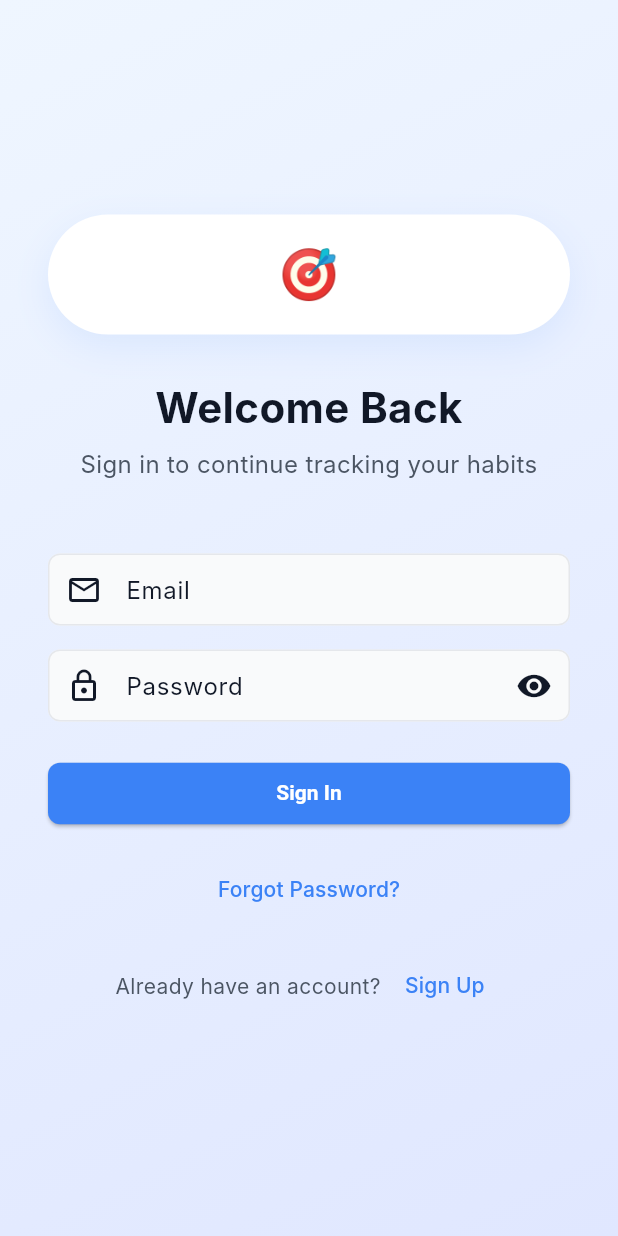
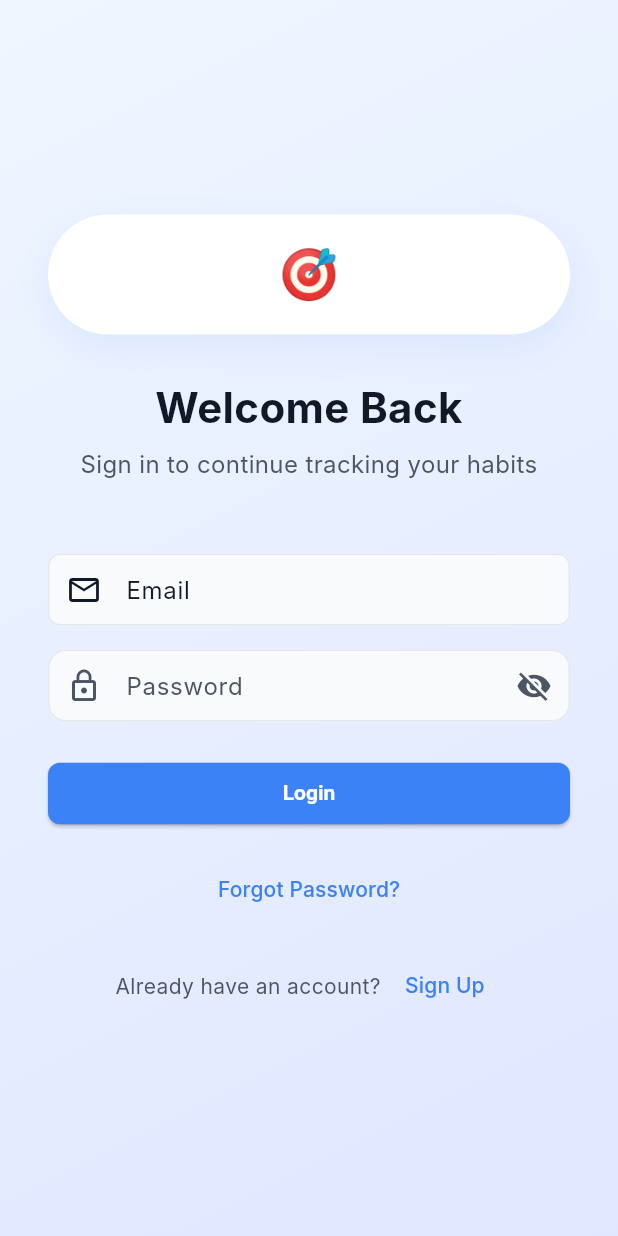
Before and after one commit to mahmoudassasa/Routina, a Flutter app: the screen it shows after launch, after a tap on "Skip", on a phone screen of 412 x 824 dp. Run offline on Flutter 3.47's test engine with Material 3 defaults, Android fonts, the phone set to English and light mode, and no system bars; our stand-ins replace cloud_firestore, firebase_auth, firebase_core, flutter_bloc, flutter_screenutil; accounts and stored records are empty; network calls fail; Roboto replaces fonts that are missing (Inter).

Commit message:
- Added  Firebase to Login page. - Improving login screen

```diff
--- a/lib/core/routing/app_router.dart
+++ b/lib/core/routing/app_router.dart
@@ -1,6 +1,6 @@
 import 'package:flutter/material.dart';
 import 'package:flutter_bloc/flutter_bloc.dart';
-import 'package:routina/core/widgets/bottom_navigation_bar_main_layout.dart';
+import 'package:routina/core/widgets/main_navigation_bar.dart';
 import 'package:routina/features/analyze_screen/ui/analyze_screen.dart';
 import 'package:routina/features/forgot_password/ui/forgot_password.dart';
 import 'package:routina/features/habit_tracker_screen/ui/habit_tracker_screen.dart';
@@ -26,13 +26,6 @@ class AppRouter {
             child: const LoginScreen(),
           ),
         );
-      // case Routes.homeScreen:
-      //   return MaterialPageRoute(
-      //     builder: (_) => BlocProvider(
-      //       create: (context) => HomeCubit()..loadHabits(),
-      //       child: const HomeScreen(),
-      //     ),
-      //   );
       case Routes.registerScreen:
         return MaterialPageRoute(
           builder: (_) => BlocProvider(
@@ -48,11 +41,11 @@ class AppRouter {
         return MaterialPageRoute(builder: (__) => const HabitTrackerScreen());
       case Routes.analyzeScreen:
         return MaterialPageRoute(builder: (__) => const AnalyzeScreen());
-      case Routes.mainLayout:
+      case Routes.mainNavigationBar:
         return MaterialPageRoute(
           builder: (_) => BlocProvider(
             create: (context) => HomeCubit()..loadHabits(),
-            child: const BottomNavigationBarMainLayout(),
+            child: const MainNavigationBar(),
           ),
         );
 
--- a/lib/core/routing/routes.dart
+++ b/lib/core/routing/routes.dart
@@ -6,7 +6,7 @@ class Routes {
   static const String habitTrackerScreen = '/habitTrackerScreen';
   static const String analyzeScreen = '/analyzeScreen';
   static const String profileScreen = '/profileScreen';
-  static const String mainNavigationScreen = '/mainNavigationScreen';
+  // static const String mainNavigationBar = '/mainNavigationBar';
   static const String forgetPasswordScreen = '/forgetPasswordScreen';
-   static const mainLayout = '/mainLayout';
+  static const String mainNavigationBar = '/mainNavigationBar';
 }
--- a/lib/features/login_screen/ui/widgets/login_button.dart
+++ b/lib/features/login_screen/ui/widgets/login_button.dart
@@ -27,11 +27,19 @@ class _LoginButtonState extends State<LoginButton> {
           onPressed: state.status == LoginStatus.loading
               ? null
               : () {
-                  context.read<LoginCubit>().login(
-                    widget._emailController.text,
-                    widget._passwordController.text,
-                  );
+                  final email = widget._emailController.text.trim();
+                  final password = widget._passwordController.text.trim();
+
+                  if (email.isEmpty || password.isEmpty) {
+                    ScaffoldMessenger.of(context).showSnackBar(
+                      SnackBar(content: Text('Please enter email & password')),
+                    );
+                    return;
+                  }
+
+                  context.read<LoginCubit>().login(email, password);
                 },
+
           child: state.status == LoginStatus.loading
               ? const SizedBox(
                   width: 20,
@@ -43,7 +51,7 @@ class _LoginButtonState extends State<LoginButton> {
                     ),
                   ),
                 )
-              : const Text('Sign In'),
+              : const Text('Login'),
         );
       },
     );
--- a/lib/features/login_screen/ui/widgets/login_screen_password_field.dart
+++ b/lib/features/login_screen/ui/widgets/login_screen_password_field.dart
@@ -1,42 +1,66 @@
 import 'package:flutter/material.dart';
+import 'package:routina/core/theaming/app_colors.dart';
 
 class LoginScreenPasswordField extends StatefulWidget {
   const LoginScreenPasswordField({
     super.key,
     required TextEditingController passwordController,
-    required bool isPasswordVisible,
-    required VoidCallback togglePasswordVisibility,
   }) : _passwordController = passwordController;
 
   final TextEditingController _passwordController;
-
 
   @override
   State<LoginScreenPasswordField> createState() => _LoginScreenPasswordFieldState();
 }
 
 class _LoginScreenPasswordFieldState extends State<LoginScreenPasswordField> {
-  bool _isPasswordVisible = false; // add this line
+  bool _isPasswordVisible = false;
 
   @override
   Widget build(BuildContext context) {
     return TextFormField(
       controller: widget._passwordController,
       obscureText: !_isPasswordVisible,
+      style: const TextStyle(color: AppColors.textPrimary),
       decoration: InputDecoration(
         labelText: 'Password',
-        prefixIcon: const Icon(Icons.lock_outline),
+        labelStyle: const TextStyle(color: AppColors.textSecondary),
+
+        prefixIcon: const Icon(Icons.lock_outline, color: AppColors.textSecondary),
+
         suffixIcon: IconButton(
           icon: Icon(
-            _isPasswordVisible ? Icons.visibility_off : Icons.visibility,
+            _isPasswordVisible ? Icons.visibility : Icons.visibility_off,
+            color: AppColors.textSecondary,
           ),
-          onPressed: () {
-            setState(() {
-              _isPasswordVisible = !_isPasswordVisible; // update the state
-            });
-          },
+          onPressed: () => setState(() => _isPasswordVisible = !_isPasswordVisible),
+        ),
+
+        // Borders
+        enabledBorder: OutlineInputBorder(
+          borderSide: const BorderSide(color: AppColors.border),
+          borderRadius: BorderRadius.circular(12),
+        ),
+        focusedBorder: OutlineInputBorder(
+          borderSide: const BorderSide(color: AppColors.primary, width: 1.8),
+          borderRadius: BorderRadius.circular(12),
+        ),
+        errorBorder: OutlineInputBorder(
+          borderSide: const BorderSide(color: AppColors.error),
+          borderRadius: BorderRadius.circular(12),
+        ),
+        focusedErrorBorder: OutlineInputBorder(
+          borderSide: const BorderSide(color: AppColors.error, width: 1.8),
+          borderRadius: BorderRadius.circular(12),
         ),
       ),
+
+      validator: (value) {
+        if (value == null || value.isEmpty) {
+          return 'Password is required';
+        }
+        return null;
+      },
     );
   }
 }
--- a/lib/features/register_screen/ui/register_screen.dart
+++ b/lib/features/register_screen/ui/register_screen.dart
@@ -63,7 +63,7 @@ class _RegisterScreenState extends State<RegisterScreen> {
           child: BlocListener<RegisterCubit, RegisterState>(
             listener: (context, state) {
               if (state.status == RegisterStatus.success) {
-                context.pushReplacementNamed(Routes.mainLayout);
+                context.pushReplacementNamed(Routes.mainNavigationBar);
               } else if (state.status == RegisterStatus.error) {
                 ScaffoldMessenger.of(context).showSnackBar(
                   SnackBar(
--- a/lib/features/register_screen/ui/widgets/register_screen_register_button.dart
+++ b/lib/features/register_screen/ui/widgets/register_screen_register_button.dart
@@ -27,7 +27,7 @@ class RegisterScreenRegisterButton extends StatelessWidget {
           onPressed: isLoading
               ? null
               : () {
-                  context.read<RegisterCubit>().signUp(
+                  context.read<RegisterCubit>().register(
                         nameController.text.trim(),
                         emailController.text.trim(),
                         passwordController.text.trim(),
--- a/pubspec.yaml
+++ b/pubspec.yaml
@@ -21,6 +21,7 @@ dependencies:
   firebase_app_installations: ^0.4.0+3
   firebase_core: ^4.2.0
   firebase_auth: ^6.1.1
+  cloud_firestore: ^6.1.0
 
 
 dev_dependencies:
```
Also changed, not shown: lib/core/widgets/main_navigation_bar.dart (renamed from lib/core/widgets/bottom_navigation_bar_main_layout.dart, +4 -4 lines), lib/features/login_screen/logic/cubit/login_cubit.dart (+25 -15 lines), lib/features/login_screen/ui/login_screen.dart (+1 -8 lines), lib/features/register_screen/logic/cubit/register_cubit.dart (+16 -29 lines), pubspec.lock, 3 other files.
